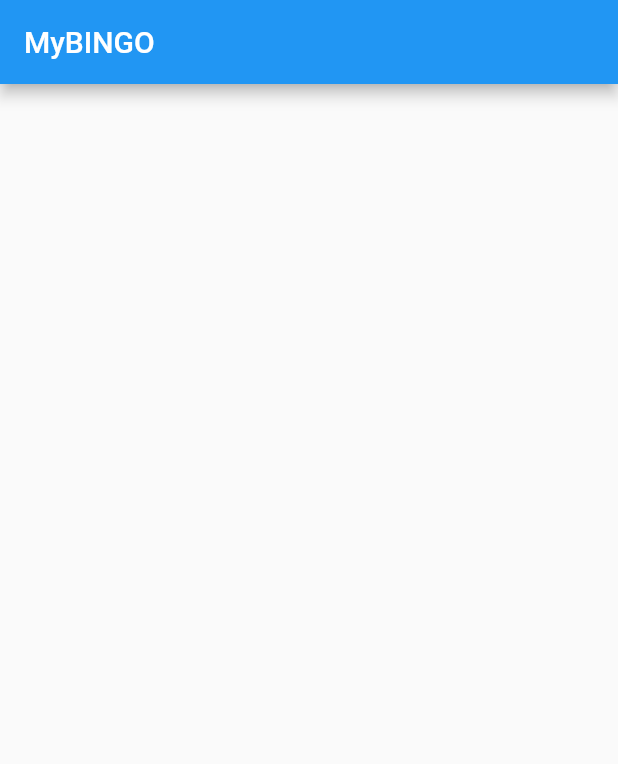
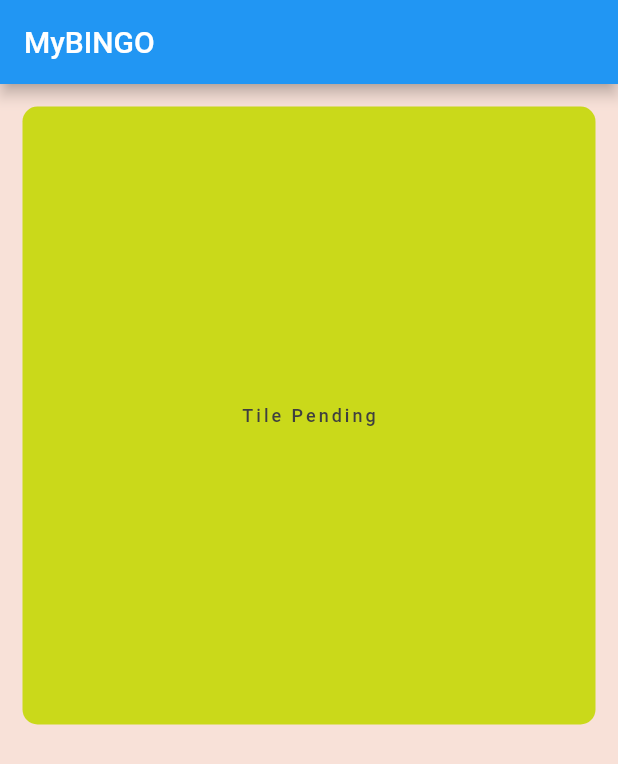
Before and after one commit to snehasingh95/MyBINGO, a Flutter app: the screen it shows after launch, on a phone screen of 412 x 824 dp. Shown: the top 764 px of the screen. Run offline on Flutter 3.47's test engine with Material 2 defaults, Android fonts, the phone set to English and light mode, and no system bars.

Commit message:
Bingo tiles created (Pending/Finished)

```diff
--- a/lib/main.dart
+++ b/lib/main.dart
@@ -1,18 +1,23 @@
 import 'package:flutter/material.dart';
+import 'package:my_bingo/constants/colorCode.dart';
+import 'package:my_bingo/pages/tileCard.dart';
 
-void main() => runApp(const MaterialApp(
+void main() => runApp(MaterialApp(
       home: Home(),
     ));
 
 class Home extends StatelessWidget {
-  const Home({super.key});
-
   @override
   Widget build(BuildContext context) {
     return Scaffold(
       appBar: AppBar(
         title: const Text('MyBINGO'),
       ),
+      body: const Padding(
+        padding: EdgeInsets.all(15),
+        child: TileCard(),
+      ),
+      backgroundColor: ColorCode.PEACH,
     );
   }
 }
--- /dev/null
+++ b/lib/model/tile.dart
@@ -0,0 +1,6 @@
+class Tile {
+  String task;
+  bool finished;
+
+  Tile({required this.task, this.finished = false});
+}
--- /dev/null
+++ b/lib/pages/tileCard.dart
@@ -0,0 +1,76 @@
+import 'dart:math';
+
+import 'package:flutter/material.dart';
+import 'package:my_bingo/constants/ColorCode.dart';
+import 'package:my_bingo/model/tile.dart';
+
+class TileCard extends StatefulWidget {
+  const TileCard({super.key});
+
+  @override
+  State<TileCard> createState() => _TileCardState();
+}
+
+class _TileCardState extends State<TileCard> {
+  Tile tile = Tile(task: 'Tile Pending');
+
+  @override
+  Widget build(BuildContext context) {
+    Color background = tile.finished ? ColorCode.BLUE : ColorCode.LIME_GREEN;
+    return GestureDetector(
+      onTap: () => finishTileTask(tile),
+      child: SizedBox.square(
+        dimension: MediaQuery.of(context).size.width,
+        child: DecoratedBox(
+          decoration: BoxDecoration(
+            color: background,
+            borderRadius: BorderRadius.circular(10.0),
+          ),
+          child: Center(
+            child: getTile(tile),
+          ),
+        ),
+      ),
+    );
+  }
+
+  void finishTileTask(Tile tile) {
+    if (!tile.finished) {
+      setState(() {
+        tile.finished = true;
+      });
+    }
+  }
+
+  Widget getTile(Tile tile) =>
+      tile.finished ? getFinishedTile(tile) : getPendingTile(tile);
+
+  Widget getPendingTile(Tile tile) {
+    return Padding(
+      padding: const EdgeInsets.all(5.0),
+      child: Text(
+        tile.task,
+        style: const TextStyle(
+          color: ColorCode.GREY,
+          fontFamily: 'Roboto',
+          fontWeight: FontWeight.w500,
+          fontSize: 12.0,
+          letterSpacing: 2.0,
+        ),
+      ),
+    );
+  }
+
+  Widget getFinishedTile(Tile tile) {
+    return Center(
+      child: AspectRatio(
+        aspectRatio: 1,
+        child: Icon(
+          Icons.task_alt,
+          color: ColorCode.PEACH,
+          size: MediaQuery.of(context).size.width - 25.0,
+        ),
+      ),
+    );
+  }
+}
```
Also changed, not shown: pubspec.yaml (+5 -11 lines), fonts/Roboto/LICENSE.txt (added), fonts/Roboto/Roboto-Medium.ttf (added), 1 other file.
